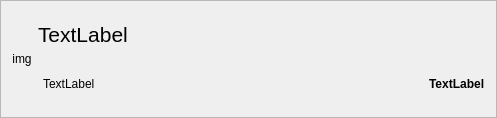
Before: the Qt Designer form music-login/header.ui in ubports/ubuntuone-credentials, drawn with Qt 5.
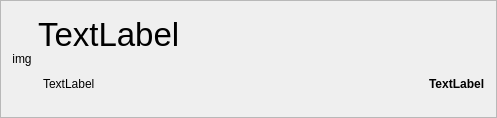
After: the same form once the commit is applied.

Commit message: fixing design issues

Patch:
```diff
--- a/music-login/header.ui
+++ b/music-login/header.ui
@@ -52,7 +52,7 @@
        <property name="font">
         <font>
          <family>Ubuntu</family>
-         <pointsize>16</pointsize>
+         <pointsize>25</pointsize>
         </font>
        </property>
        <property name="text">
```
The commit also changes 6 other files.
